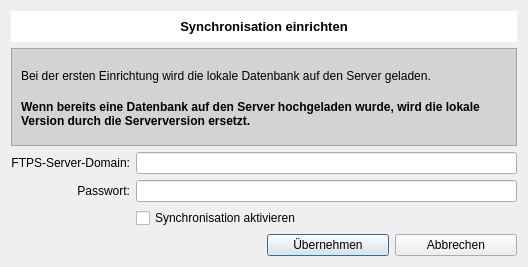
The window that Syncdialog.ui (pyphil/Kursbuch) describes before a commit, drawn with Qt 5.
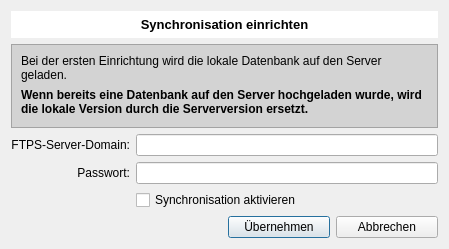
The same window after the commit. Icons and pictures are not drawn.

```diff
--- a/Syncdialog.ui
+++ b/Syncdialog.ui
@@ -9,10 +9,16 @@
    <rect>
     <x>0</x>
     <y>0</y>
-    <width>528</width>
-    <height>267</height>
+    <width>449</width>
+    <height>249</height>
    </rect>
   </property>
+  <property name="sizePolicy">
+   <sizepolicy hsizetype="Expanding" vsizetype="Expanding">
+    <horstretch>0</horstretch>
+    <verstretch>0</verstretch>
+   </sizepolicy>
+  </property>
   <property name="windowTitle">
    <string>Synchronisation</string>
   </property>
@@ -23,17 +29,11 @@
   <layout class="QGridLayout" name="gridLayout_5">
    <item row="0" column="0" colspan="2">
     <widget class="QLabel" name="label">
-     <property name="minimumSize">
-      <size>
-       <width>0</width>
-       <height>31</height>
-      </size>
-     </property>
-     <property name="maximumSize">
-      <size>
-       <width>16777215</width>
-       <height>31</height>
-      </size>
+     <property name="sizePolicy">
+      <sizepolicy hsizetype="Preferred" vsizetype="Preferred">
+       <horstretch>0</horstretch>
+       <verstretch>0</verstretch>
+      </sizepolicy>
      </property>
      <property name="font">
       <font>
```
